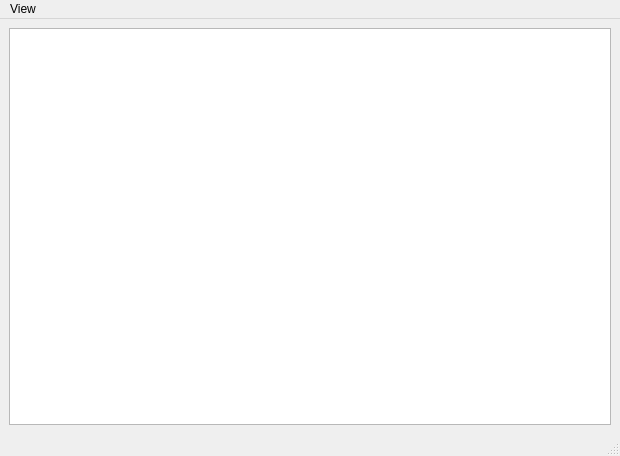
Before: the Qt Designer form src/tempcontroller/plotting.ui in kmnhan/1KARPES_DAQ, drawn with Qt 5.
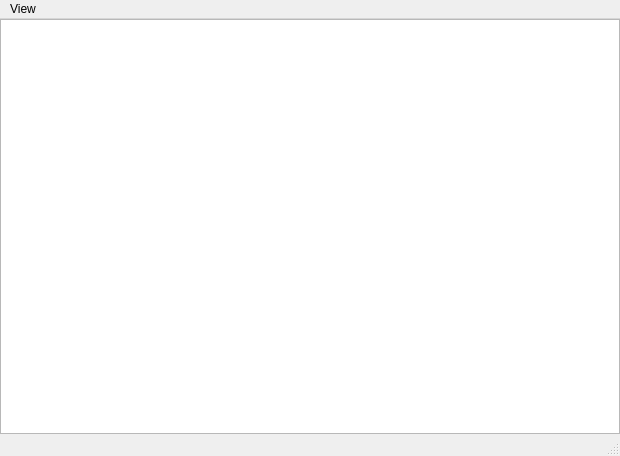
After: the same form once the commit is applied. Custom widgets are drawn as their Qt base class.

Commit message: feat: cosmetic changes

Patch:
```diff
--- a/src/tempcontroller/plotting.ui
+++ b/src/tempcontroller/plotting.ui
@@ -15,6 +15,18 @@
   </property>
   <widget class="QWidget" name="centralwidget">
    <layout class="QHBoxLayout" name="horizontalLayout">
+    <property name="leftMargin">
+     <number>0</number>
+    </property>
+    <property name="topMargin">
+     <number>0</number>
+    </property>
+    <property name="rightMargin">
+     <number>0</number>
+    </property>
+    <property name="bottomMargin">
+     <number>0</number>
+    </property>
     <item>
      <widget class="LegendTableView" name="legendtable"/>
     </item>
```
The commit also changes 2 other files.
